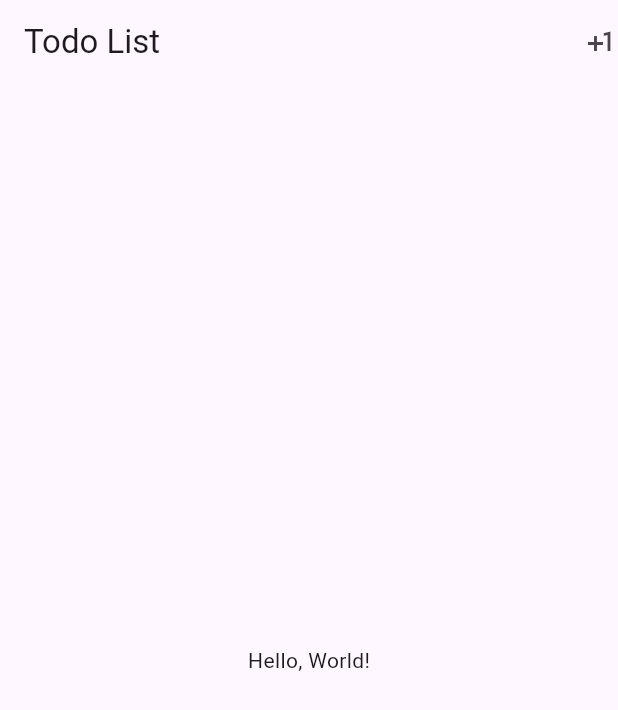
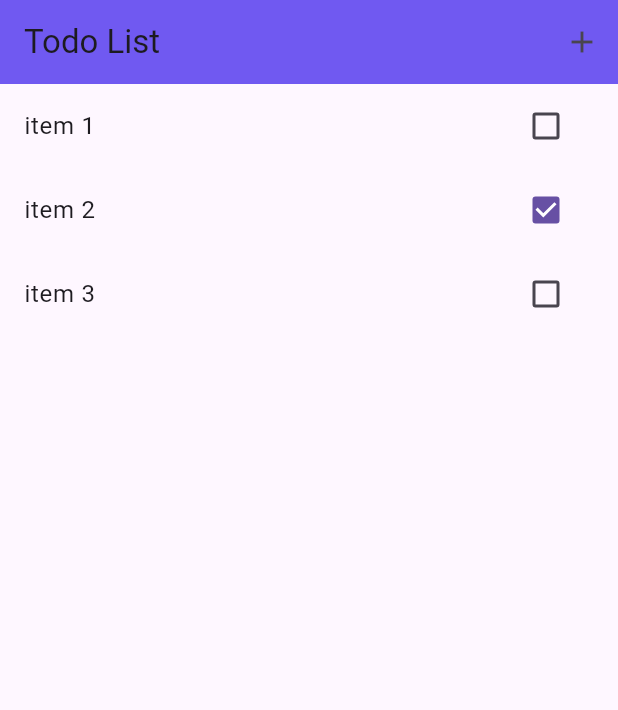
Before and after one commit to carlatakagi/flutter-studies, a Flutter app: the screen it shows after launch, on a phone screen of 412 x 824 dp. Shown: the top 710 px of the screen. Run offline on Flutter 3.47's test engine with Material 3 defaults, Android fonts, the phone set to English and light mode, and no system bars.

Commit message:
feat: list

```diff
--- a/temp/todo_app/lib/main.dart
+++ b/temp/todo_app/lib/main.dart
@@ -1,5 +1,5 @@
 import 'package:flutter/material.dart';
-// import 'package:flutter/cupertino.dart'; ios
+import 'models/item.dart';
 
 void main() => runApp(MyApp());
 
@@ -19,19 +19,55 @@ class MyApp extends StatelessWidget {
   }
 }
 
-class MyHomePage extends StatelessWidget {
+class MyHomePage extends StatefulWidget {
+  var items = List.empty().cast<Item>();
+
+  MyHomePage() {
+    items = [];
+    items.add(Item(title: 'item 1', done: false));
+    items.add(Item(title: 'item 2', done: true));
+    items.add(Item(title: 'item 3', done: false));
+  }
+
+  @override
+  _MyHomePageState createState() => _MyHomePageState();
+}
+
+class _MyHomePageState extends State<MyHomePage> {
   @override
   Widget build(BuildContext context) {
     return Scaffold(
-        appBar: AppBar(
-          //leading: Text('oi'),
-          title: Text('Todo List'),
-          actions: <Widget>[
-            Icon(Icons.plus_one),
-          ],
-        ),
-        body: Container(
-          child: const Center(child: Text('Hello, World!')),
-        ));
+      appBar: AppBar(
+        title: Text('Todo List'),
+        backgroundColor: const Color.fromARGB(255, 112, 89, 241),
+        actions: [
+          IconButton(
+            icon: Icon(Icons.add),
+            onPressed: () {
+              setState(() {
+                widget.items.add(Item(title: 'New Item', done: false));
+              });
+            },
+          ),
+        ],
+      ),
+      body: ListView.builder(
+        itemCount: widget.items.length,
+        itemBuilder: (context, index) {
+          final item = widget.items[index];
+          return ListTile(
+            title: Text(item.title),
+            trailing: Checkbox(
+              value: item.done,
+              onChanged: (bool? value) {
+                setState(() {
+                  item.done = value ?? false;
+                });
+              },
+            ),
+          );
+        },
+      ),
+    );
   }
 }
```
